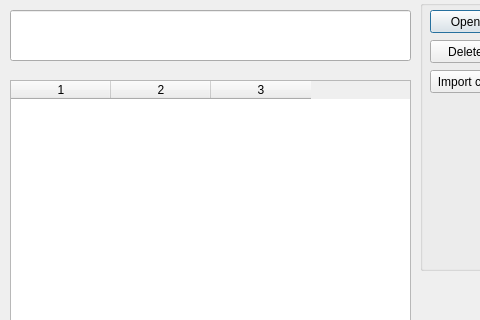
Old version of the form UI.ui in the repository Technic47/Home_work_Python_8; both pictures show x 0 to 480 and y 0 to 320 of the 659 by 479 pixel window.
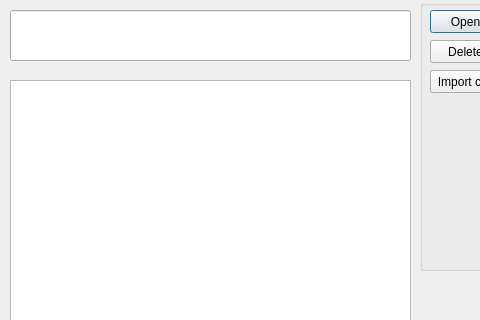
New version of the form.

Patch:
```diff
--- a/UI.ui
+++ b/UI.ui
@@ -166,11 +166,8 @@
     <number>0</number>
    </property>
    <property name="columnCount">
-    <number>3</number>
+    <number>0</number>
    </property>
-   <column/>
-   <column/>
-   <column/>
   </widget>
  </widget>
  <resources/>
```
